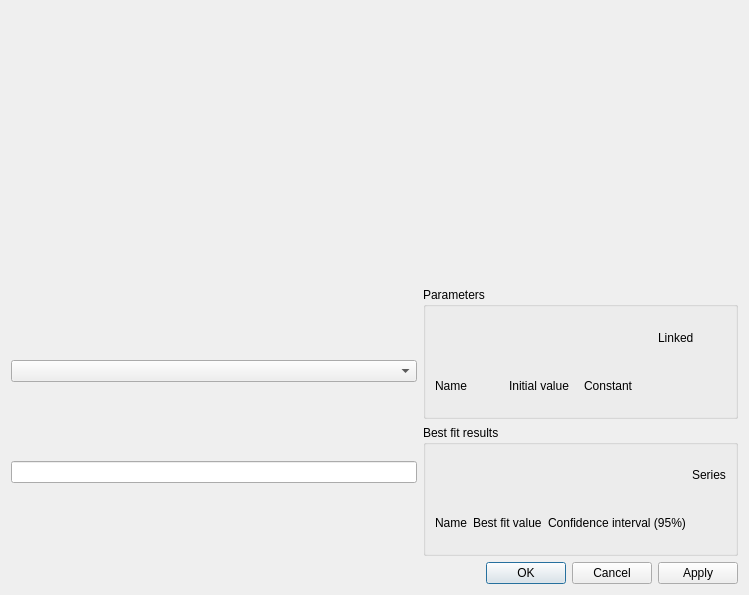
First picture: the form in Resources/UI/scrutinize_dialog.ui, repository ubenu/Blits, before the edit.
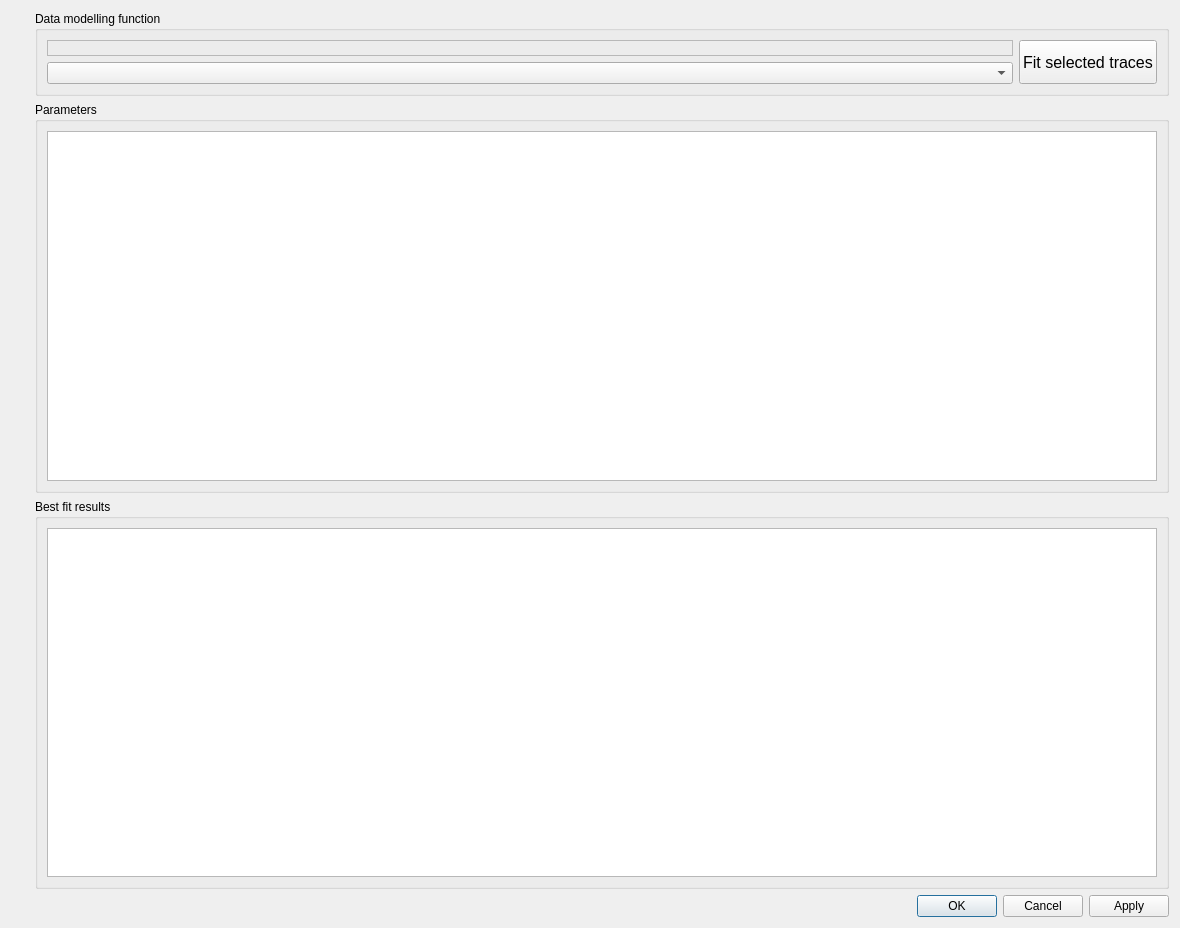
Second picture: the form after the edit.

What changed in the file:
```diff
--- a/Resources/UI/scrutinize_dialog.ui
+++ b/Resources/UI/scrutinize_dialog.ui
@@ -6,85 +6,96 @@
    <rect>
     <x>0</x>
     <y>0</y>
-    <width>749</width>
-    <height>595</height>
+    <width>1180</width>
+    <height>928</height>
    </rect>
   </property>
   <property name="windowTitle">
    <string>Analyze traces</string>
   </property>
-  <layout class="QVBoxLayout" name="verticalLayout_4">
-   <item>
-    <widget class="QWidget" name="mpl_window" native="true">
-     <layout class="QVBoxLayout" name="mpl_layout"/>
-    </widget>
-   </item>
+  <layout class="QVBoxLayout" name="verticalLayout_3">
    <item>
     <layout class="QHBoxLayout" name="horizontalLayout">
+     <item>
+      <widget class="QWidget" name="mpl_window" native="true">
+       <layout class="QVBoxLayout" name="mpl_layout"/>
+      </widget>
+     </item>
      <item>
       <layout class="QVBoxLayout" name="verticalLayout_2">
        <item>
-        <widget class="QComboBox" name="cmb_fit_function">
+        <widget class="QGroupBox" name="groupBox_2">
          <property name="sizePolicy">
-          <sizepolicy hsizetype="Expanding" vsizetype="Fixed">
+          <sizepolicy hsizetype="Expanding" vsizetype="Preferred">
            <horstretch>0</horstretch>
            <verstretch>0</verstretch>
           </sizepolicy>
          </property>
+         <property name="title">
+          <string>Data modelling function</string>
+         </property>
+         <layout class="QHBoxLayout" name="horizontalLayout_2">
+          <item>
+           <layout class="QVBoxLayout" name="verticalLayout">
+            <item>
+             <widget class="QLabel" name="txt_function">
+              <property name="sizePolicy">
+               <sizepolicy hsizetype="MinimumExpanding" vsizetype="Preferred">
+                <horstretch>0</horstretch>
+                <verstretch>0</verstretch>
+               </sizepolicy>
+              </property>
+              <property name="frameShape">
+               <enum>QFrame::StyledPanel</enum>
+              </property>
+              <property name="text">
+               <string/>
+              </property>
+             </widget>
+            </item>
+            <item>
+             <widget class="QComboBox" name="cmb_fit_function">
+              <property name="sizePolicy">
+               <sizepolicy hsizetype="MinimumExpanding" vsizetype="Fixed">
+                <horstretch>0</horstretch>
+                <verstretch>0</verstretch>
+               </sizepolicy>
+              </property>
+             </widget>
+            </item>
+           </layout>
+          </item>
+          <item>
+           <widget class="QPushButton" name="btn_calc">
+            <property name="sizePolicy">
+             <sizepolicy hsizetype="Preferred" vsizetype="Preferred">
+              <horstretch>0</horstretch>
+              <verstretch>0</verstretch>
+             </sizepolicy>
+            </property>
+            <property name="font">
+             <font>
+              <pointsize>12</pointsize>
+              <weight>50</weight>
+              <bold>false</bold>
+             </font>
+            </property>
+            <property name="text">
+             <string>Fit selected traces</string>
+            </property>
+           </widget>
+          </item>
+         </layout>
         </widget>
        </item>
-       <item>
-        <widget class="QLineEdit" name="txt_function"/>
-       </item>
-      </layout>
-     </item>
-     <item>
-      <layout class="QVBoxLayout" name="verticalLayout_3">
        <item>
         <widget class="QGroupBox" name="grp_fit">
          <property name="title">
           <string>Parameters</string>
          </property>
          <layout class="QGridLayout" name="params_layout">
-          <item row="1" column="2">
-           <widget class="QLabel" name="label_3">
-            <property name="text">
-             <string>Constant</string>
-            </property>
-           </widget>
-          </item>
-          <item row="1" column="1">
-           <widget class="QLabel" name="label_2">
-            <property name="sizePolicy">
-             <sizepolicy hsizetype="Minimum" vsizetype="Preferred">
-              <horstretch>0</horstretch>
-              <verstretch>0</verstretch>
-             </sizepolicy>
-            </property>
-            <property name="text">
-             <string>Initial value</string>
-            </property>
-           </widget>
-          </item>
-          <item row="0" column="3">
-           <widget class="QLabel" name="label_4">
-            <property name="text">
-             <string>Linked</string>
-            </property>
-           </widget>
-          </item>
-          <item row="1" column="0">
-           <widget class="QLabel" name="label">
-            <property name="sizePolicy">
-             <sizepolicy hsizetype="Minimum" vsizetype="Preferred">
-              <horstretch>0</horstretch>
-              <verstretch>0</verstretch>
-             </sizepolicy>
-            </property>
-            <property name="text">
-             <string>Name</string>
-            </property>
-           </widget>
+          <item row="0" column="0">
+           <widget class="QTableWidget" name="tbl_params"/>
           </item>
          </layout>
         </widget>
@@ -95,39 +106,8 @@
           <string>Best fit results</string>
          </property>
          <layout class="QGridLayout" name="gridLayout">
-          <item row="0" column="4">
-           <widget class="QLabel" name="label_7">
-            <property name="text">
-             <string>Series</string>
-            </property>
-           </widget>
-          </item>
-          <item row="1" column="0">
-           <widget class="QLabel" name="label_5">
-            <property name="text">
-             <string>Name</string>
-            </property>
-           </widget>
-          </item>
-          <item row="1" column="1">
-           <widget class="QLabel" name="label_6">
-            <property name="sizePolicy">
-             <sizepolicy hsizetype="Minimum" vsizetype="Preferred">
-              <horstretch>0</horstretch>
-              <verstretch>0</verstretch>
-             </sizepolicy>
-            </property>
-            <property name="text">
-             <string>Best fit value</string>
-            </property>
-           </widget>
-          </item>
-          <item row="1" column="2">
-           <widget class="QLabel" name="label_8">
-            <property name="text">
-             <string>Confidence interval (95%)</string>
-            </property>
-           </widget>
+          <item row="0" column="0">
+           <widget class="QTableWidget" name="tbl_results"/>
           </item>
          </layout>
         </widget>
```
